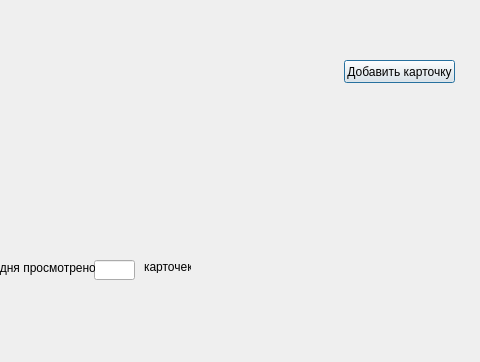
The window that education/education.ui (vladislavvasyukov/Memorigo) describes before a commit, drawn with Qt 5; both pictures show x 266 to 746 and y 0 to 362 of the 746 by 362 pixel window.
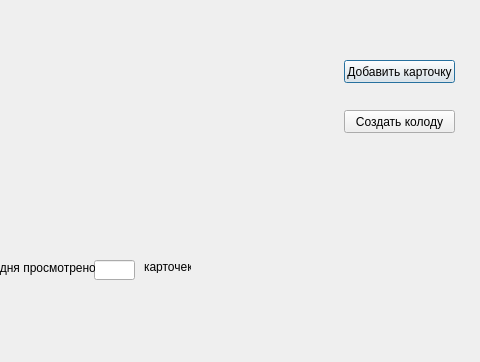
The same window after the commit.

Diff of the .ui file:
```diff
--- a/education/education.ui
+++ b/education/education.ui
@@ -62,6 +62,19 @@
     <string>карточек</string>
    </property>
   </widget>
+  <widget class="QPushButton" name="add_category_button">
+   <property name="geometry">
+    <rect>
+     <x>610</x>
+     <y>110</y>
+     <width>111</width>
+     <height>23</height>
+    </rect>
+   </property>
+   <property name="text">
+    <string>Создать колоду</string>
+   </property>
+  </widget>
  </widget>
  <resources/>
  <connections/>
```
Left out of the diff: 2 changed lines with no effect on the pictures.
